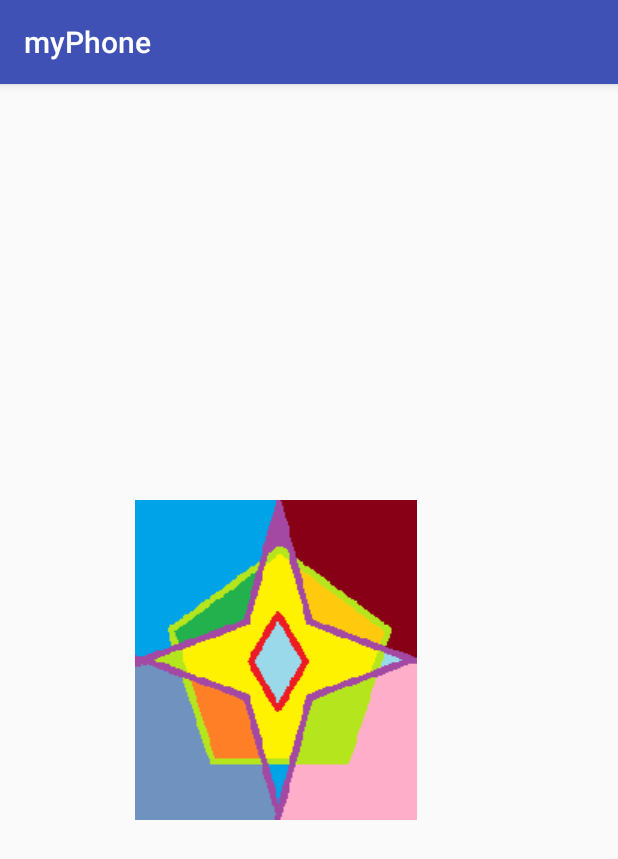
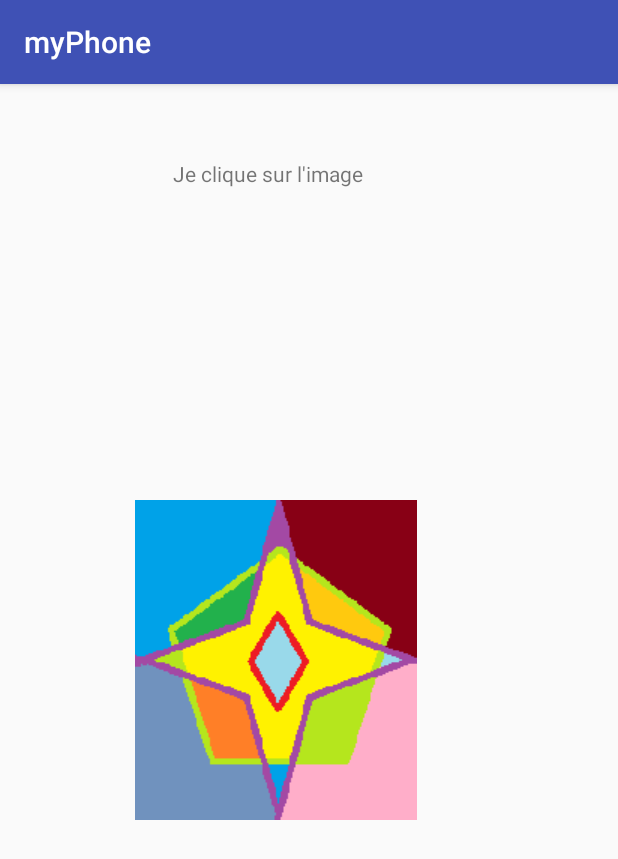
Before and after one commit to Elsy-O/Android_music, an Android app: the screen it shows after launch (MainActivity), on a phone screen of 412 x 824 dp. Shown: the top 859 px of the screen. Run offline under Robolectric (Android 15) with nearby library versions, the phone set to English and light mode, and no system bars.

Commit message:
Second commit

```diff
--- a/app/src/main/java/com/example/omem/myphone/SongActivity.java
+++ b/app/src/main/java/com/example/omem/myphone/SongActivity.java
@@ -12,7 +12,8 @@ public class SongActivity extends AppCompatActivity {
     protected void onCreate(Bundle savedInstanceState) {
         super.onCreate(savedInstanceState);
         setContentView(R.layout.activity_song);
-        this.mediaPlayer.create(getApplicationContext(), R.raw.my_song_two);
+
+        this.mediaPlayer = MediaPlayer.create(getApplicationContext(), R.raw.my_song);
     }
 
     public void playMyMusic(View view) {
--- a/app/src/main/res/layout/activity_main.xml
+++ b/app/src/main/res/layout/activity_main.xml
@@ -5,6 +5,20 @@
     android:layout_width="match_parent"
     android:layout_height="match_parent"
     tools:context="com.example.omem.myphone.MainActivity">
+    <LinearLayout
+        android:layout_width="wrap_content"
+        android:layout_height="wrap_content">
+
+        <TextView
+            android:layout_width="wrap_content"
+            android:layout_height="wrap_content"
+            android:text="Je clique sur l'image"
+            android:layout_marginLeft="115dp"
+            android:layout_marginTop="50dp"/>
+
+    </LinearLayout>
+
+
 
 
     <LinearLayout
@@ -12,13 +26,14 @@
         android:layout_height="match_parent"
         android:orientation="horizontal">
 
-       <ImageView
-           android:id = "@+id/play"
-           android:layout_width="wrap_content"
-           android:layout_height="wrap_content"
-           android:src="@drawable/geo"
-           android:layout_gravity="center"
-           android:layout_marginLeft="90dp"/>
+
+        <ImageView
+            android:id="@+id/play"
+            android:layout_width="wrap_content"
+            android:layout_height="wrap_content"
+            android:layout_gravity="center"
+            android:layout_marginLeft="90dp"
+            android:src="@drawable/geo" />
 
     </LinearLayout>
 
--- a/app/src/main/res/layout/activity_song.xml
+++ b/app/src/main/res/layout/activity_song.xml
@@ -7,6 +7,7 @@
     tools:context="com.example.omem.myphone.SongActivity">
 
     <Button
+        android:id="@+id/btnplay"
         android:layout_width="wrap_content"
         android:layout_height="wrap_content"
         android:onClick="playMyMusic"
```
